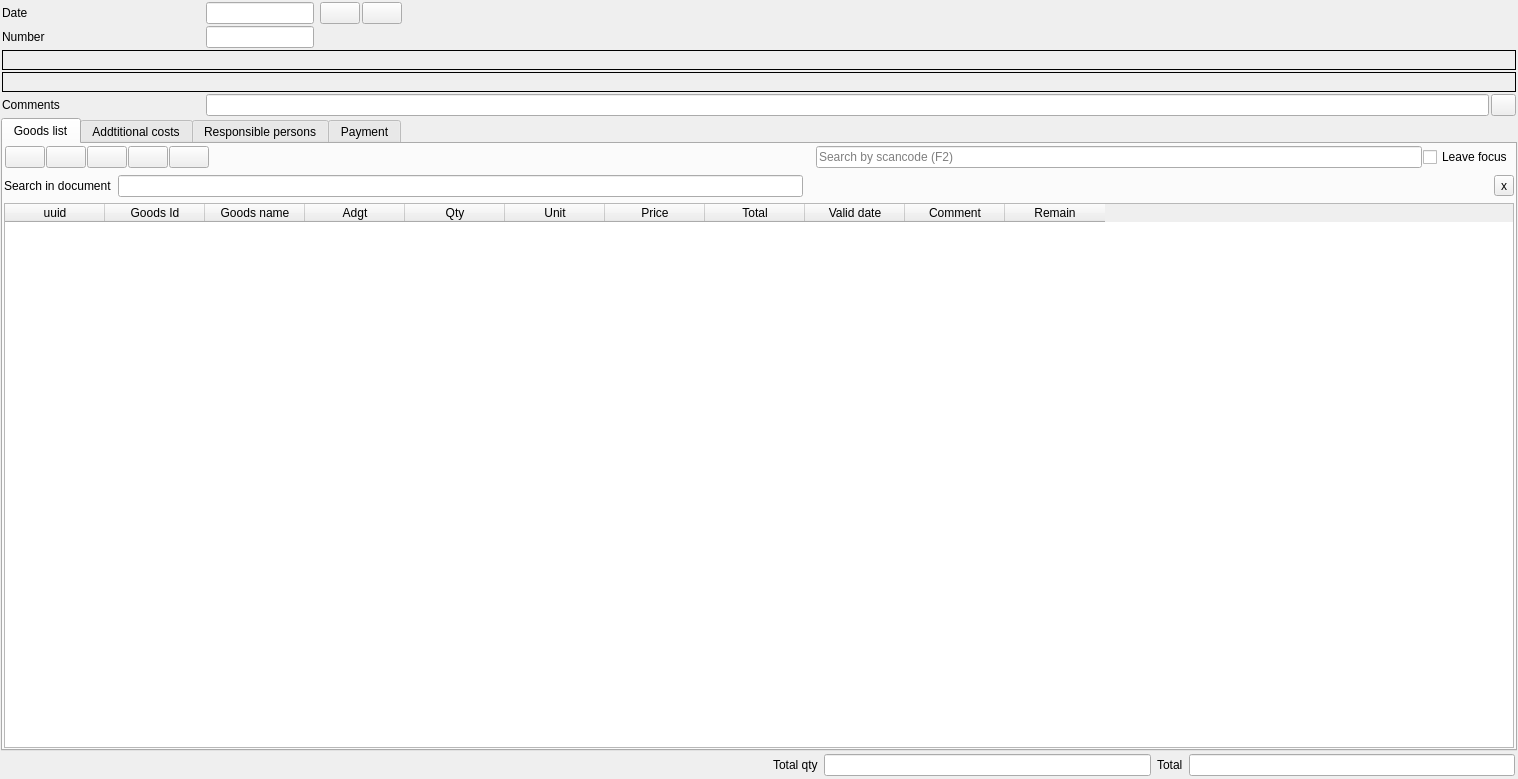
First picture: the form in FrontDesk/c5storeinput.ui, repository End1-1/Cafe5, before the edit.
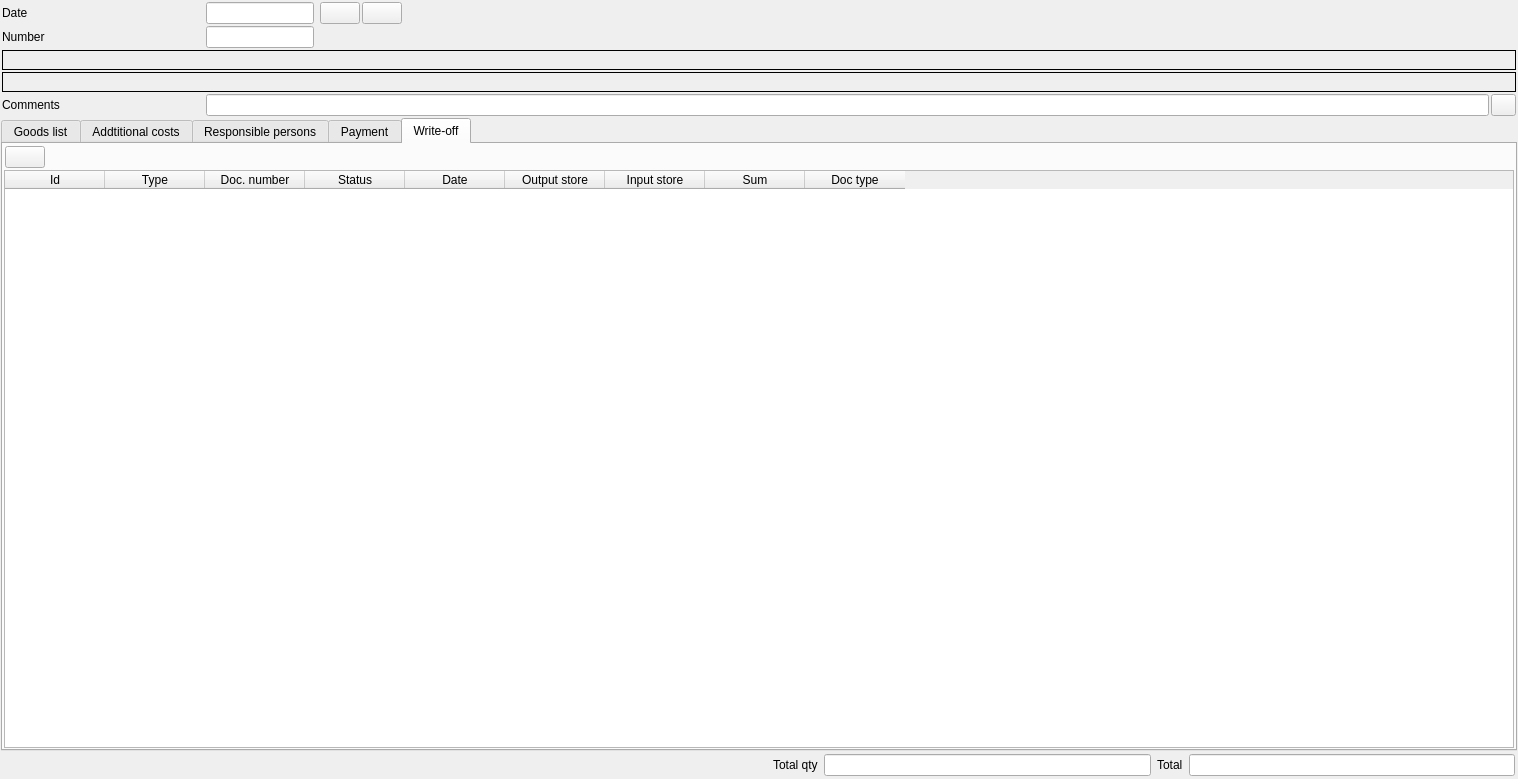
Second picture: the form after the edit. The open tabs and pages were chosen to show the change. Icons and pictures are not drawn. Custom widgets are drawn as their Qt base class.

Commit message: Piicasso store + new srevier5 format

```diff
--- a/FrontDesk/c5storeinput.ui
+++ b/FrontDesk/c5storeinput.ui
@@ -657,6 +657,128 @@
        </item>
       </layout>
      </widget>
+     <widget class="QWidget" name="t5">
+      <attribute name="title">
+       <string>Write-off</string>
+      </attribute>
+      <layout class="QVBoxLayout" name="verticalLayout_related">
+       <property name="spacing">
+        <number>1</number>
+       </property>
+       <property name="leftMargin">
+        <number>1</number>
+       </property>
+       <property name="topMargin">
+        <number>1</number>
+       </property>
+       <property name="rightMargin">
+        <number>1</number>
+       </property>
+       <property name="bottomMargin">
+        <number>1</number>
+       </property>
+       <item>
+        <widget class="QWidget" name="wtoolbar_related" native="true">
+         <layout class="QHBoxLayout" name="horizontalLayout_related">
+          <property name="spacing">
+           <number>1</number>
+          </property>
+          <property name="leftMargin">
+           <number>1</number>
+          </property>
+          <property name="topMargin">
+           <number>1</number>
+          </property>
+          <property name="rightMargin">
+           <number>1</number>
+          </property>
+          <property name="bottomMargin">
+           <number>1</number>
+          </property>
+          <item>
+           <widget class="QPushButton" name="btnRefreshRelatedOutput">
+            <property name="focusPolicy">
+             <enum>Qt::FocusPolicy::NoFocus</enum>
+            </property>
+            <property name="toolTip">
+             <string>Refresh</string>
+            </property>
+            <property name="text">
+             <string/>
+            </property>
+            <property name="icon">
+             <iconset resource="../resources/res.qrc">
+              <normaloff>:/refresh.png</normaloff>:/refresh.png</iconset>
+            </property>
+           </widget>
+          </item>
+          <item>
+           <spacer name="horizontalSpacer_related">
+            <property name="orientation">
+             <enum>Qt::Orientation::Horizontal</enum>
+            </property>
+            <property name="sizeHint" stdset="0">
+             <size>
+              <width>40</width>
+              <height>20</height>
+             </size>
+            </property>
+           </spacer>
+          </item>
+         </layout>
+        </widget>
+       </item>
+       <item>
+        <widget class="C5TableWidget" name="tblRelatedOutput">
+         <column>
+          <property name="text">
+           <string>Id</string>
+          </property>
+         </column>
+         <column>
+          <property name="text">
+           <string>Type</string>
+          </property>
+         </column>
+         <column>
+          <property name="text">
+           <string>Doc. number</string>
+          </property>
+         </column>
+         <column>
+          <property name="text">
+           <string>Status</string>
+          </property>
+         </column>
+         <column>
+          <property name="text">
+           <string>Date</string>
+          </property>
+         </column>
+         <column>
+          <property name="text">
+           <string>Output store</string>
+          </property>
+         </column>
+         <column>
+          <property name="text">
+           <string>Input store</string>
+          </property>
+         </column>
+         <column>
+          <property name="text">
+           <string>Sum</string>
+          </property>
+         </column>
+         <column>
+          <property name="text">
+           <string>Doc type</string>
+          </property>
+         </column>
+        </widget>
+       </item>
+      </layout>
+     </widget>
     </widget>
    </item>
    <item row="2" column="0">
```
The commit also changes 72 other files.
